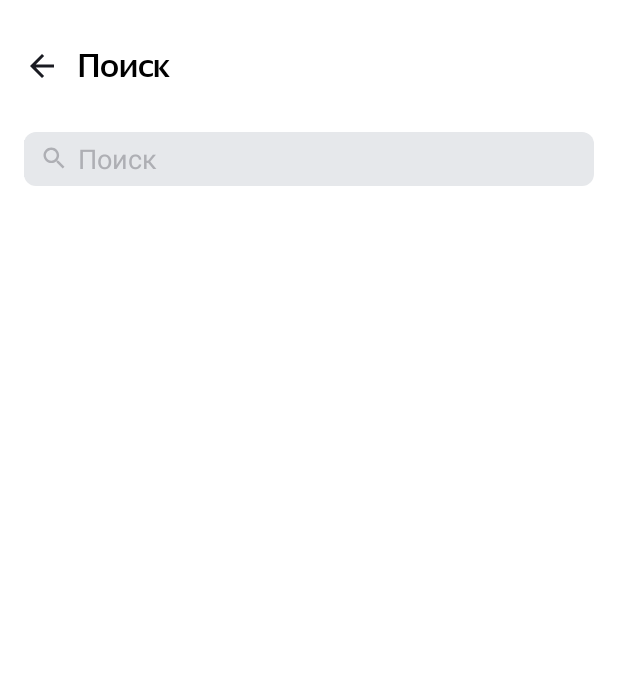
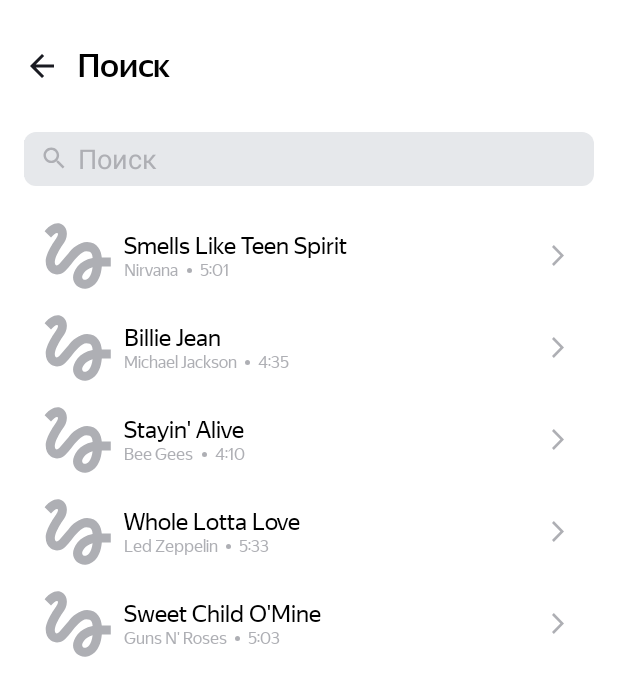
Before and after one commit to spiridonovdavid/PlaylistMaker, an Android app: the screen it shows after launch (SearchActivity), after a tap on "Поиск", on a phone screen of 412 x 824 dp. Shown: the top 696 px of the screen. Run offline under Robolectric (Android 15) with nearby library versions, the phone set to English and light mode, and no system bars; pictures from the network do not load.

Commit message:
10 домашнее задание

```diff
--- a/app/build.gradle.kts
+++ b/app/build.gradle.kts
@@ -36,7 +36,7 @@ android {
 }
 
 dependencies {
-
+    implementation(libs.glide)
     implementation(libs.androidx.core.ktx)
     implementation(libs.androidx.appcompat)
     implementation(libs.material)
--- a/app/src/main/AndroidManifest.xml
+++ b/app/src/main/AndroidManifest.xml
@@ -1,6 +1,9 @@
 <?xml version="1.0" encoding="utf-8"?>
 <manifest xmlns:android="http://schemas.android.com/apk/res/android"
     xmlns:tools="http://schemas.android.com/tools">
+
+
+    <uses-permission android:name="android.permission.INTERNET"/>
 
     <application
         android:allowBackup="true"
--- a/app/src/main/java/com/example/playlistmaker/SearchActivity.kt
+++ b/app/src/main/java/com/example/playlistmaker/SearchActivity.kt
@@ -10,11 +10,17 @@ import android.widget.EditText
 import android.widget.ImageView
 import androidx.appcompat.app.AppCompatActivity
 import androidx.core.view.isVisible
+import androidx.recyclerview.widget.LinearLayoutManager
+import androidx.recyclerview.widget.RecyclerView
+import com.practicum.playlistmaker.Track
+import com.practicum.playlistmaker.TrackAdapter
+
 
 class SearchActivity : AppCompatActivity() {
 
     private var inputView: EditText? = null
     private var inputValue: String = ""
+    private var recycler: RecyclerView? = null
 
     override fun onCreate(savedInstanceState: Bundle?) {
         super.onCreate(savedInstanceState)
@@ -30,6 +36,8 @@ class SearchActivity : AppCompatActivity() {
         clearButton.isVisible = false
         inputView = findViewById(R.id.inputView)
 
+        recycler = findViewById(R.id.trackList)
+
         val simpleTextWatcher = object : TextWatcher {
             override fun beforeTextChanged(s: CharSequence?, start: Int, count: Int, after: Int) {}
 
@@ -42,6 +50,9 @@ class SearchActivity : AppCompatActivity() {
         }
 
         inputView?.addTextChangedListener(simpleTextWatcher)
+
+        recycler?.layoutManager = LinearLayoutManager(this)
+        recycler?.adapter = TrackAdapter(songList)
 
         clearButton.setOnClickListener {
             inputView?.setText("")
@@ -69,5 +80,38 @@ class SearchActivity : AppCompatActivity() {
     companion object {
         private const val STRING_VALUE = "PRODUCT_AMOUNT"
         private const val STRING_DEFAULT = ""
+        val songList: ArrayList<Track> = arrayListOf(
+            Track(
+                "Smells Like Teen Spirit",
+                "Nirvana",
+                "5:01",
+                "https://is5-ssl.mzstatic.com/image/thumb/Music115/v4/7b/58/c2/7b58c21a-2b51-2bb2-e59a-9bb9b96ad8c3/00602567924166.rgb.jpg/100x100bb.jpg"
+            ),
+            Track(
+                "Billie Jean",
+                "Michael Jackson",
+                "4:35",
+                "https://is5-ssl.mzstatic.com/image/thumb/Music125/v4/3d/9d/38/3d9d3811-71f0-3a0e-1ada-3004e56ff852/827969428726.jpg/100x100bb.jpg"
+            ),
+            Track(
+                "Stayin' Alive",
+                "Bee Gees",
+                "4:10",
+                "https://is4-ssl.mzstatic.com/image/thumb/Music115/v4/1f/80/1f/1f801fc1-8c0f-ea3e-d3e5-387c6619619e/16UMGIM86640.rgb.jpg/100x100bb.jpg"
+            ),
+            Track(
+                "Whole Lotta Love",
+                "Led Zeppelin",
+                "5:33",
+                "https://is2-ssl.mzstatic.com/image/thumb/Music62/v4/7e/17/e3/7e17e33f-2efa-2a36-e916-7f808576cf6b/mzm.fyigqcbs.jpg/100x100bb.jpg"
+            ),
+            Track(
+                "Sweet Child O'Mine",
+                "Guns N' Roses",
+                "5:03",
+                "https://is5-ssl.mzstatic.com/image/thumb/Music125/v4/a0/4d/c4/a04dc484-03cc-02aa-fa82-5334fcb4bc16/18UMGIM24878.rgb.jpg/100x100bb.jpg"
+            )
+        )
+
     }
 }
--- /dev/null
+++ b/app/src/main/java/com/example/playlistmaker/Track.kt
@@ -0,0 +1,8 @@
+package com.practicum.playlistmaker
+
+data class Track(
+    var trackName: String,
+    var artistName: String,
+    var trackTime: String,
+    var trackPhoto: String
+)
--- /dev/null
+++ b/app/src/main/java/com/example/playlistmaker/TrackAdapter.kt
@@ -0,0 +1,21 @@
+package com.practicum.playlistmaker
+
+import android.view.LayoutInflater
+import android.view.ViewGroup
+import androidx.recyclerview.widget.RecyclerView
+import com.example.playlistmaker.R
+
+class TrackAdapter(private val trackList: List<Track>) : RecyclerView.Adapter<TrackViewHolder> () {
+
+    override fun onCreateViewHolder(parent: ViewGroup, viewType: Int): TrackViewHolder {
+        val view = LayoutInflater.from(parent.context).inflate(R.layout.tracklist_item, parent, false)
+        return TrackViewHolder(view)
+    }
+
+    override fun onBindViewHolder(holder: TrackViewHolder, position: Int) {
+        holder.bind(trackList[position])
+    }
+
+    override fun getItemCount() = trackList.size
+
+}
--- /dev/null
+++ b/app/src/main/java/com/example/playlistmaker/TrackViewHolder.kt
@@ -0,0 +1,31 @@
+package com.practicum.playlistmaker
+
+import android.view.View
+import android.widget.ImageView
+import android.widget.TextView
+import androidx.recyclerview.widget.RecyclerView
+import com.bumptech.glide.Glide
+import com.bumptech.glide.load.resource.bitmap.RoundedCorners
+import com.example.playlistmaker.R
+
+class TrackViewHolder(itemView: View) : RecyclerView.ViewHolder(itemView)  {
+
+    private val trackName: TextView = itemView.findViewById(R.id.track_name)
+    private val artistName: TextView = itemView.findViewById(R.id.track_artist)
+    private val trackTime: TextView = itemView.findViewById(R.id.track_duration)
+    private val albumImage: ImageView = itemView.findViewById(R.id.track_photo)
+
+    fun bind(model: Track) {
+        trackName.text = model.trackName
+        artistName.text = model.artistName
+        trackTime.text = model.trackTime
+        Glide
+            .with(itemView)
+            .load(model.trackPhoto)
+            .placeholder(R.drawable.empty_image)
+            .centerCrop()
+            .transform(RoundedCorners(2))
+            .into(albumImage)
+    }
+
+}
--- /dev/null
+++ b/app/src/main/res/drawable/arrow_forward.xml
@@ -0,0 +1,9 @@
+<vector xmlns:android="http://schemas.android.com/apk/res/android"
+    android:width="8dp"
+    android:height="14dp"
+    android:viewportWidth="8"
+    android:viewportHeight="14">
+    <path
+        android:pathData="M0,12.748L1.213,14L8,7L1.213,0L0,1.252L5.573,7L0,12.748Z"
+        android:fillColor="#AEAFB4"/>
+</vector>
--- /dev/null
+++ b/app/src/main/res/drawable/ellipse.xml
@@ -0,0 +1,9 @@
+<vector xmlns:android="http://schemas.android.com/apk/res/android"
+    android:width="3dp"
+    android:height="3dp"
+    android:viewportWidth="3"
+    android:viewportHeight="3">
+    <path
+        android:pathData="M1.5,1.5m-1.5,0a1.5,1.5 0,1 1,3 0a1.5,1.5 0,1 1,-3 0"
+        android:fillColor="#AEAFB4"/>
+</vector>
--- /dev/null
+++ b/app/src/main/res/drawable/empty_image.xml
@@ -0,0 +1,9 @@
+<vector xmlns:android="http://schemas.android.com/apk/res/android"
+    android:width="35dp"
+    android:height="35dp"
+    android:viewportWidth="35"
+    android:viewportHeight="35">
+    <path
+        android:pathData="M3.606,7.919C4.919,6.588 6.231,5.387 6.813,5.631C7.75,6.006 6.813,7.563 6.25,8.481C5.781,9.269 0.888,15.775 0.888,20.313C0.888,22.712 1.788,24.7 3.4,25.9C4.806,26.95 6.663,27.269 8.35,26.763C10.356,26.181 12.006,24.138 14.087,21.569C16.356,18.775 19.394,15.119 21.737,15.119C24.794,15.119 24.831,17.013 25.038,18.475C17.95,19.675 14.95,25.356 14.95,28.544C14.95,31.731 17.65,34.338 20.969,34.338C24.025,34.338 29.013,31.844 29.763,22.9H34.375V18.212H29.744C29.462,15.119 27.7,10.337 22.188,10.337C17.969,10.337 14.35,13.919 12.925,15.663C11.837,17.031 9.063,20.313 8.631,20.763C8.163,21.325 7.356,22.337 6.55,22.337C5.706,22.337 5.2,20.781 5.875,18.737C6.531,16.694 8.5,13.375 9.344,12.137C10.806,10 11.781,8.538 11.781,5.988C11.781,1.919 8.706,0.625 7.075,0.625C4.6,0.625 2.444,2.5 1.975,2.969C1.3,3.644 0.738,4.206 0.325,4.713L3.606,7.919ZM21.025,29.781C20.444,29.781 19.638,29.294 19.638,28.431C19.638,27.306 21.006,24.306 25.019,23.256C24.456,28.3 22.337,29.781 21.025,29.781Z"
+        android:fillColor="#AEAFB4"/>
+</vector>
--- a/app/src/main/res/layout/activity_search.xml
+++ b/app/src/main/res/layout/activity_search.xml
@@ -55,4 +55,11 @@ style="@style/RootLayout">
             android:src="@drawable/close"
             android:layout_gravity="end|center_vertical"/>
     </FrameLayout>
+
+    <androidx.recyclerview.widget.RecyclerView
+        android:id="@+id/trackList"
+        android:layout_width="match_parent"
+        android:layout_height="match_parent"
+        android:layout_marginTop="@dimen/dp_16"/>
+
 </LinearLayout>
--- /dev/null
+++ b/app/src/main/res/layout/tracklist_item.xml
@@ -0,0 +1,119 @@
+<?xml version="1.0" encoding="utf-8"?>
+<androidx.constraintlayout.widget.ConstraintLayout xmlns:android="http://schemas.android.com/apk/res/android"
+    xmlns:tools="http://schemas.android.com/tools"
+    xmlns:app="http://schemas.android.com/apk/res-auto"
+    android:layout_width="match_parent"
+    android:layout_height="wrap_content">
+
+    <LinearLayout
+        android:layout_width="match_parent"
+        android:layout_height="wrap_content"
+        android:orientation="horizontal"
+        tools:ignore="MissingConstraints">
+
+        <ImageView
+            android:id="@+id/track_photo"
+            android:layout_gravity="center"
+            android:layout_width="@dimen/dp_45"
+            android:layout_height="@dimen/dp_45"
+            android:layout_marginStart="13dp"
+            android:layout_marginTop="@dimen/dp_8"
+            android:layout_marginBottom="@dimen/dp_8"
+            android:scaleType="centerCrop"/>
+
+        <LinearLayout
+            android:layout_width="wrap_content"
+            android:layout_height="wrap_content"
+            android:layout_gravity="center"
+            android:layout_marginStart="@dimen/dp_8"
+            android:orientation="vertical"
+            android:layout_weight="20"
+            tools:ignore="MissingConstraints">
+
+            <TextView
+                android:id="@+id/track_name"
+                android:layout_width="match_parent"
+                android:layout_height="wrap_content"
+                android:ellipsize="end"
+                android:fontFamily="@font/ys_display_regular"
+                android:maxLines="1"
+                android:text=""
+                android:textColor="@color/textcolor"
+                android:textFontWeight="400"
+                android:textSize="@dimen/sp_16"
+                tools:text="Yesterday (Remastered 2009)"/>
+
+            <LinearLayout
+                android:layout_width="wrap_content"
+                android:layout_height="wrap_content"
+                android:orientation="horizontal"
+                tools:ignore="MissingConstraints">
+
+                <TextView
+                    android:id="@+id/track_artist"
+                    android:layout_width="wrap_content"
+                    android:layout_height="wrap_content"
+                    android:ellipsize="end"
+                    android:maxLines="1"
+                    android:fontFamily="@font/ys_display_regular"
+                    android:text=""
+                    android:textColor="@color/icon_settings"
+                    android:textFontWeight="400"
+                    android:textSize="@dimen/sp_11"
+                    android:layout_marginEnd="5dp"
+                    tools:text="The Beatles"
+                    android:layout_weight="1"/>
+
+                <ImageView
+                    android:layout_width="3dp"
+                    android:layout_height="3dp"
+                    android:layout_gravity="center"
+                    android:src="@drawable/ellipse"
+                    app:tint="@color/icon_settings"
+                    android:scaleType="centerCrop"/>
+
+                <TextView
+                    android:id="@+id/track_duration"
+                    android:layout_width="wrap_content"
+                    android:layout_height="wrap_content"
+                    android:maxLines="1"
+                    android:fontFamily="@font/ys_display_regular"
+                    android:text=""
+                    android:textColor="@color/icon_settings"
+                    android:textFontWeight="400"
+                    android:textSize="@dimen/sp_11"
+                    android:layout_marginStart="5dp"
+                    android:layout_weight="0"
+                    tools:text="2:55"/>
+
+            </LinearLayout>
+
+
+        </LinearLayout>
+
+
+        <LinearLayout
+            android:layout_width="wrap_content"
+            android:layout_height="wrap_content"
+            android:layout_gravity="center"
+            android:layout_marginStart="@dimen/dp_16"
+            android:layout_weight="1"
+            android:gravity="end"
+            android:orientation="horizontal"
+            tools:ignore="MissingConstraints">
+
+            <ImageView
+                android:id="@+id/track_btn"
+                android:layout_width="@dimen/dp_8"
+                android:layout_height="14dp"
+                android:layout_gravity="center"
+                android:layout_marginEnd="@dimen/dp_20"
+                android:src="@drawable/arrow_forward"
+                app:tint="@color/icon_settings"
+                android:scaleType="centerCrop"/>
+
+        </LinearLayout>
+
+    </LinearLayout>
+
+</androidx.constraintlayout.widget.ConstraintLayout>
--- a/app/src/main/res/values-night/colors.xml
+++ b/app/src/main/res/values-night/colors.xml
@@ -8,4 +8,5 @@
     <color name="icon_settings">#FFFFFF</color>
     <color name="search_input">#FFFFFF</color>
     <color name="search_hint">#000000</color>
+    <color name="textcolor">#FFFFFF</color>
 </resources>
--- a/app/src/main/res/values/colors.xml
+++ b/app/src/main/res/values/colors.xml
@@ -8,4 +8,5 @@
     <color name="icon_settings">#AEAFB4</color>
     <color name="search_input">#E6E8EB</color>
     <color name="search_hint">#AEAFB4</color>
+    <color name="textcolor">#000000</color>
 </resources>
--- a/app/src/main/res/values/dimens.xml
+++ b/app/src/main/res/values/dimens.xml
@@ -1,12 +1,15 @@
 <?xml version="1.0" encoding="utf-8"?>
 <resources>
+    <dimen name="dp_45">45dp</dimen>
     <dimen name="dp_24">24dp</dimen>
     <dimen name="dp_20">20dp</dimen>
     <dimen name="dp_16">16dp</dimen>
     <dimen name="dp_10">10dp</dimen>
+    <dimen name="dp_8">8dp</dimen>
     <dimen name="dp_7">7dp</dimen>
 
     <dimen name="sp_22">22sp</dimen>
     <dimen name="sp_18">18sp</dimen>
     <dimen name="sp_16">16sp</dimen>
+    <dimen name="sp_11">11sp</dimen>
 </resources>
--- a/gradle/libs.versions.toml
+++ b/gradle/libs.versions.toml
@@ -9,6 +9,7 @@ appcompat = "1.6.1"
 material = "1.10.0"
 activity = "1.9.0"
 constraintlayout = "2.1.4"
+glide = "4.16.0"
 
 [libraries]
 androidx-core-ktx = { group = "androidx.core", name = "core-ktx", version.ref = "coreKtx" }
@@ -19,6 +20,7 @@ androidx-appcompat = { group = "androidx.appcompat", name = "appcompat", version
 material = { group = "com.google.android.material", name = "material", version.ref = "material" }
 androidx-activity = { group = "androidx.activity", name = "activity", version.ref = "activity" }
 androidx-constraintlayout = { group = "androidx.constraintlayout", name = "constraintlayout", version.ref = "constraintlayout" }
+glide = { group = "com.github.bumptech.glide", name = "glide", version = "4.16.0" }
 
 [plugins]
 android-application = { id = "com.android.application", version.ref = "agp" }
```
